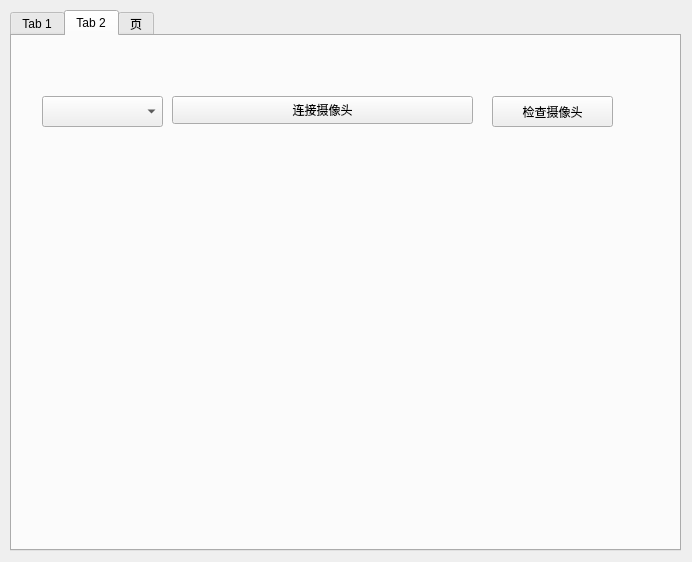
Qt form MainWindows/mainwindow.ui (iphone-student/file-manage-system) before a commit.
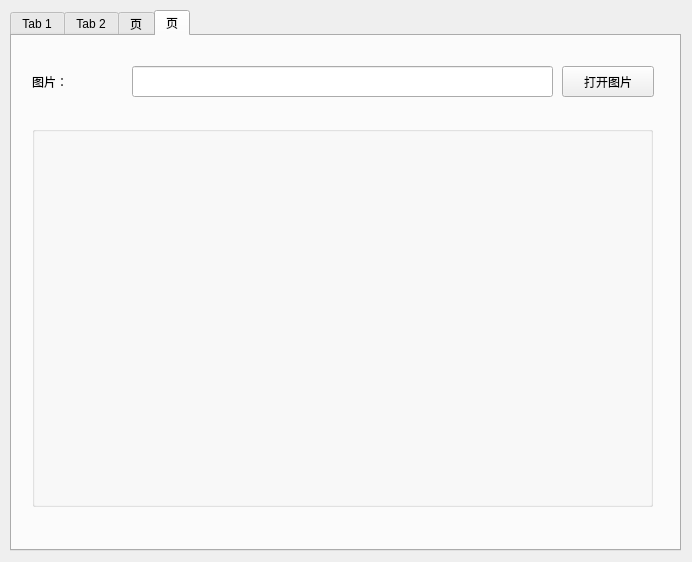
The same form after that commit.

Commit message: 1.添加图片数据集；2.添加OpenCV图片压缩及滤波功能；

What changed in the file:
```diff
--- a/MainWindows/mainwindow.ui
+++ b/MainWindows/mainwindow.ui
@@ -24,7 +24,7 @@
      </rect>
     </property>
     <property name="currentIndex">
-     <number>1</number>
+     <number>3</number>
     </property>
     <widget class="QWidget" name="FileManage">
      <attribute name="title">
@@ -149,6 +149,73 @@
       <string>页</string>
      </attribute>
     </widget>
+    <widget class="QWidget" name="OpenCVTab">
+     <attribute name="title">
+      <string>页</string>
+     </attribute>
+     <widget class="QLabel" name="ImageAddressLabel">
+      <property name="geometry">
+       <rect>
+        <x>20</x>
+        <y>30</y>
+        <width>91</width>
+        <height>31</height>
+       </rect>
+      </property>
+      <property name="text">
+       <string>图片：</string>
+      </property>
+     </widget>
+     <widget class="QGroupBox" name="ImageBox">
+      <property name="geometry">
+       <rect>
+        <x>20</x>
+        <y>90</y>
+        <width>621</width>
+        <height>381</height>
+       </rect>
+      </property>
+      <property name="title">
+       <string/>
+      </property>
+      <widget class="QLabel" name="ImageLabel">
+       <property name="geometry">
+        <rect>
+         <x>80</x>
+         <y>120</y>
+         <width>72</width>
+         <height>15</height>
+        </rect>
+       </property>
+       <property name="text">
+        <string/>
+       </property>
+      </widget>
+     </widget>
+     <widget class="QLineEdit" name="ImageAddressLineEdit">
+      <property name="geometry">
+       <rect>
+        <x>120</x>
+        <y>30</y>
+        <width>421</width>
+        <height>31</height>
+       </rect>
+      </property>
+     </widget>
+     <widget class="QPushButton" name="OpenImageButton">
+      <property name="geometry">
+       <rect>
+        <x>550</x>
+        <y>30</y>
+        <width>92</width>
+        <height>31</height>
+       </rect>
+      </property>
+      <property name="text">
+       <string>打开图片</string>
+      </property>
+     </widget>
+    </widget>
    </widget>
   </widget>
  </widget>
```
The commit also changes 4700 other files.
